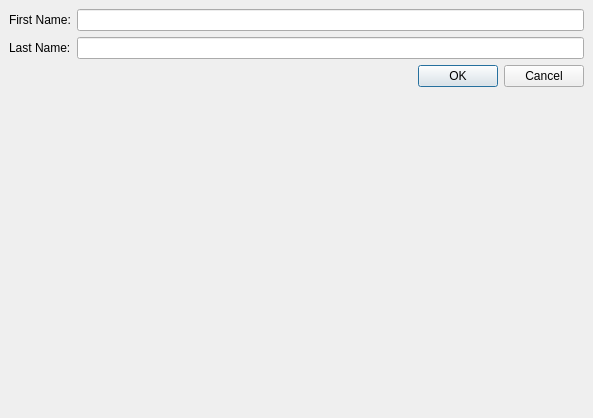
The window that qt/forms/form2.ui (Wolframe/qtClient) describes before a commit, drawn with Qt 5.
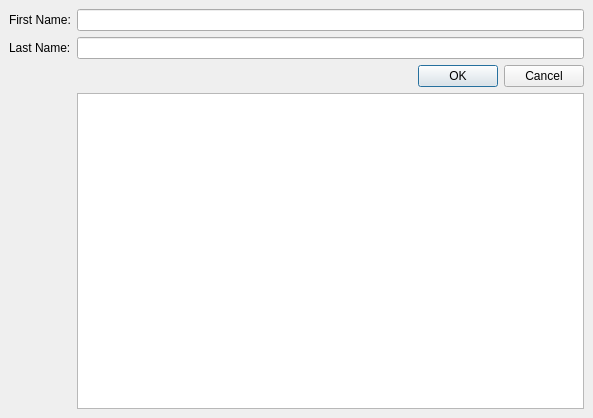
The same window after the commit.

Commit message: some more form elements in qtclient

```diff
--- a/qt/forms/form2.ui
+++ b/qt/forms/form2.ui
@@ -67,6 +67,13 @@
        </property>
       </widget>
      </item>
+     <item row="3" column="1">
+      <widget class="QPlainTextEdit" name="plainTextEdit">
+       <property name="centerOnScroll">
+        <bool>false</bool>
+       </property>
+      </widget>
+     </item>
     </layout>
    </item>
   </layout>
```
Left out of the diff: 6 changed lines with no effect on the pictures. The commit also changes 4 other files.
